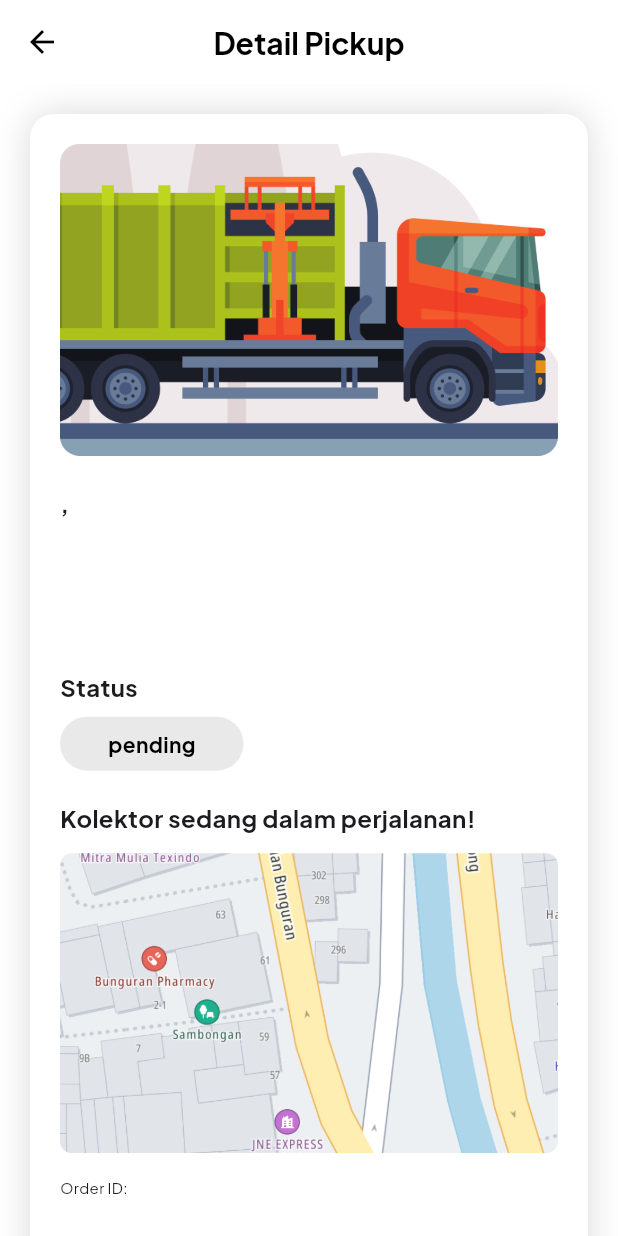
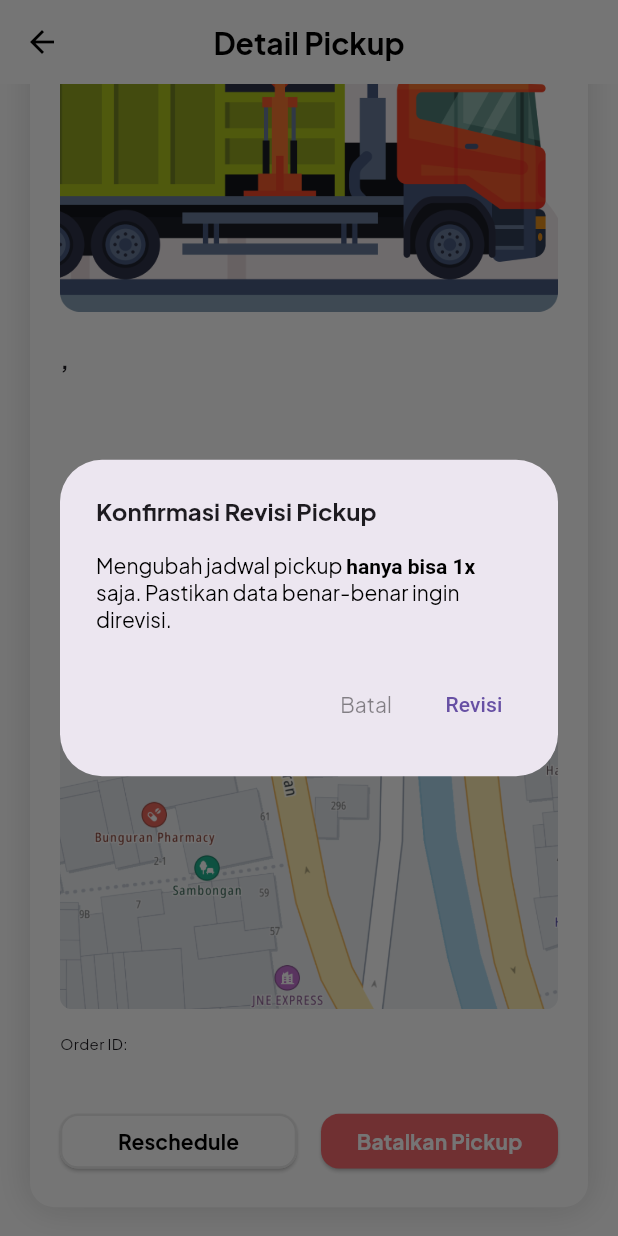
Before and after one commit to mhmdrazn/BuangBijak, a Flutter app: the DetailPickup screen opened directly with empty values, scrolled down 96 dp, after a tap on "Reschedule", on a phone screen of 412 x 824 dp. Run offline on Flutter 3.47's test engine with Material 3 defaults, Android fonts, the phone set to English and light mode, and no system bars; our stand-ins replace cloud_firestore, firebase_auth, firebase_core, logger; accounts and stored records are empty.

Commit message:
integrate revised user role pickup

```diff
--- a/lib/routes/routes.dart
+++ b/lib/routes/routes.dart
@@ -37,6 +37,7 @@ Route<dynamic>? onGenerateRoute(RouteSettings settings) {
             wasteType: args['wasteType'] ?? '',
             address: args['address'] ?? '',
             orderId: args['order_id'] ?? '',
+            isRevised: args['isRevised'] == 'false',
           ),
         );
       }
--- a/lib/screens/detail_pickup.dart
+++ b/lib/screens/detail_pickup.dart
@@ -8,6 +8,7 @@ import '../theme.dart';
 import '../widgets/button.dart';
 import '../widgets/pickup_status.dart';
 import 'package:logger/logger.dart';
+import 'update_pickup_screens.dart';
 
 final log = Logger();
 bool isLoading = false;
@@ -21,6 +22,7 @@ class DetailPickup extends StatefulWidget {
     required this.wasteType,
     required this.address,
     required this.orderId,
+    required this.isRevised,
   });
 
   final String status;
@@ -29,6 +31,7 @@ class DetailPickup extends StatefulWidget {
   final String wasteType;
   final String address;
   final String orderId;
+  final bool isRevised;
 
   @override
   _DetailPickupState createState() => _DetailPickupState();
@@ -115,7 +118,10 @@ class _DetailPickupState extends State<DetailPickup> {
                         style: regular14,
                       ),
                       const SizedBox(height: 20.0),
-                      PickupStatus(status: widget.status),
+                      PickupStatus(
+                        status: widget.status,
+                        isRevised: widget.isRevised,
+                      ),
                       const SizedBox(height: 20.0),
                       Column(
                         crossAxisAlignment: CrossAxisAlignment.start,
@@ -149,6 +155,8 @@ class _DetailPickupState extends State<DetailPickup> {
                         Row(
                           mainAxisAlignment: MainAxisAlignment.spaceEvenly,
                           children: [
+                            if (!widget
+                                .isRevised) // Menghapus button Reschedule jika isRevised true
                               Expanded(
                                 child: Button(
                                   text: 'Reschedule',
@@ -156,23 +164,66 @@ class _DetailPickupState extends State<DetailPickup> {
                                   borderColor: grey3,
                                   textColor: black,
                                   onPressed: () {
-                                  Navigator.pushReplacement(
+                                    showDialog(
+                                      context: context,
+                                      builder: (BuildContext context) {
+                                        return AlertDialog(
+                                          title: Text(
+                                              'Konfirmasi Revisi Pickup',
+                                              style: bold16.copyWith(
+                                                  fontWeight: FontWeight.bold)),
+                                          content: RichText(
+                                            text: TextSpan(
+                                              style: regular14.copyWith(
+                                                  color: Colors.black),
+                                              children: [
+                                                TextSpan(
+                                                    text:
+                                                        'Mengubah jadwal pickup '),
+                                                TextSpan(
+                                                  text: 'hanya bisa 1x',
+                                                  style: TextStyle(
+                                                      fontWeight:
+                                                          FontWeight.bold),
+                                                ),
+                                                TextSpan(
+                                                    text:
+                                                        ' saja. Pastikan data benar-benar ingin direvisi.'),
+                                              ],
+                                            ),
+                                          ),
+                                          actions: [
+                                            TextButton(
+                                              onPressed: () =>
+                                                  Navigator.of(context)
+                                                      .pop(false),
+                                              child: Text('Batal',
+                                                  style: regular14.copyWith(
+                                                      color: Colors.black45)),
+                                            ),
+                                            TextButton(
+                                              onPressed: () {
+                                                Navigator.of(context).pop();
+                                                Navigator.push(
                                                   context,
                                                   MaterialPageRoute(
-                                      builder: (context) => DetailPickup(
-                                        status: 'pending',
-                                        time: widget.time,
-                                        date: widget.date,
-                                        wasteType: widget.wasteType,
-                                        address: widget.address,
-                                        orderId: widget.orderId,
+                                                    builder: (context) =>
+                                                        UpdatePickupPage(
+                                                            orderId:
+                                                                widget.orderId),
                                                   ),
+                                                );
+                                              },
+                                              child: Text('Revisi'),
                                             ),
+                                          ],
+                                        );
+                                      },
                                     );
                                   },
                                 ),
                               ),
-                            const SizedBox(width: 16.0),
+                            if (!widget.isRevised) const SizedBox(width: 16.0),
                             Expanded(
                               child: Button(
                                 text: 'Batalkan Pickup',
--- a/lib/screens/history_pickup.dart
+++ b/lib/screens/history_pickup.dart
@@ -130,6 +130,7 @@ class HistoryPickup extends StatelessWidget {
                         address: pickup['lokasi_pickup'],
                         status: pickup['status'],
                         orderId: pickup['order_id'],
+                        isRevised: pickup['isRevised'],
                       ),
                       const SizedBox(height: 8),
                     ],
--- a/lib/screens/landing_pickup.dart
+++ b/lib/screens/landing_pickup.dart
@@ -141,6 +141,7 @@ class LandingPickup extends StatelessWidget {
                         address: pickup['lokasi_pickup'],
                         status: pickup['status'],
                         orderId: pickup['order_id'],
+                        isRevised: pickup['isRevised'],
                       ),
                       const SizedBox(height: 8),
                     ],
--- a/lib/screens/user_screen.dart
+++ b/lib/screens/user_screen.dart
@@ -159,6 +159,7 @@ class UserScreen extends StatelessWidget {
                                 address: pickup['lokasi_pickup'],
                                 status: pickup['status'],
                                 orderId: pickup['order_id'],
+                                isRevised: pickup['isRevised'],
                               ),
                               const SizedBox(height: 8),
                             ],
@@ -221,6 +222,7 @@ class UserScreen extends StatelessWidget {
                                 address: pickup['lokasi_pickup'],
                                 status: pickup['status'],
                                 orderId: pickup['order_id'],
+                                isRevised: pickup['isRevised'],
                               ),
                               const SizedBox(height: 8),
                             ],
--- a/lib/widgets/date_picker.dart
+++ b/lib/widgets/date_picker.dart
@@ -7,7 +7,8 @@ class DatePickerWidget extends StatefulWidget {
   const DatePickerWidget(
       {super.key,
       required this.onDateSelected,
-      required InputDecoration decoration});
+      required InputDecoration decoration,
+      DateTime? initialDate});
 
   @override
   // ignore: library_private_types_in_public_api
--- a/lib/widgets/history_card.dart
+++ b/lib/widgets/history_card.dart
@@ -10,6 +10,7 @@ class HistoryCard extends StatelessWidget {
   final String address;
   final String date;
   final String orderId;
+  final bool isRevised;
 
   const HistoryCard({
     super.key,
@@ -19,6 +20,7 @@ class HistoryCard extends StatelessWidget {
     required this.address,
     required this.date,
     required this.orderId,
+    required this.isRevised,
   });
 
   @override
@@ -87,6 +89,7 @@ class HistoryCard extends StatelessWidget {
                       wasteType: wasteType,
                       address: address,
                       orderId: orderId,
+                      isRevised: isRevised,
                     ),
                   ),
                 );
--- a/lib/widgets/jadwal_card.dart
+++ b/lib/widgets/jadwal_card.dart
@@ -10,6 +10,7 @@ class JadwalCard extends StatelessWidget {
   final String address;
   final String status;
   final String orderId;
+  final bool isRevised;
 
   const JadwalCard({
     super.key,
@@ -19,6 +20,7 @@ class JadwalCard extends StatelessWidget {
     required this.address,
     required this.status,
     required this.orderId,
+    required this.isRevised,
   });
 
   @override
@@ -94,6 +96,7 @@ class JadwalCard extends StatelessWidget {
                       wasteType: wasteType,
                       address: address,
                       orderId: orderId,
+                      isRevised: isRevised,
                     ),
                   ),
                 );
--- a/lib/widgets/pickup_status.dart
+++ b/lib/widgets/pickup_status.dart
@@ -3,10 +3,12 @@ import '../theme.dart';
 
 class PickupStatus extends StatelessWidget {
   final String status;
+  final bool isRevised;
 
   const PickupStatus({
     super.key,
     required this.status,
+    required this.isRevised,
   });
 
   @override
@@ -40,10 +42,12 @@ class PickupStatus extends StatelessWidget {
           style: bold16,
         ),
         const SizedBox(height: 8.0),
+        Row(
+          children: [
             Container(
               padding: const EdgeInsets.symmetric(
                 vertical: 8.0,
-            horizontal: 32.0,
+                horizontal: 24,
               ),
               decoration: BoxDecoration(
                 color: getStatusColor(),
@@ -55,6 +59,26 @@ class PickupStatus extends StatelessWidget {
                 style: bold14.copyWith(color: getTextColor()),
               ),
             ),
+            if (isRevised) // Menampilkan hanya jika isRevised true
+              const SizedBox(width: 4.0),
+            if (isRevised)
+              Container(
+                padding: const EdgeInsets.symmetric(
+                  vertical: 8.0,
+                  horizontal: 24,
+                ),
+                decoration: BoxDecoration(
+                  color: getStatusColor(),
+                  border: getStatusBorder(),
+                  borderRadius: BorderRadius.circular(99.0),
+                ),
+                child: Text(
+                  'direvisi',
+                  style: bold14.copyWith(color: getTextColor()),
+                ),
+              ),
+          ],
+        ),
       ],
     );
   }
```
Also changed, not shown: lib/screens/dashboard_detail.dart (+6 -5 lines), lib/screens/update_pickup_screens.dart (added, +327 -0 lines), lib/widgets/dropdown.dart (+6 -2 lines). Lines whose indentation alone changed are shown as unchanged.
